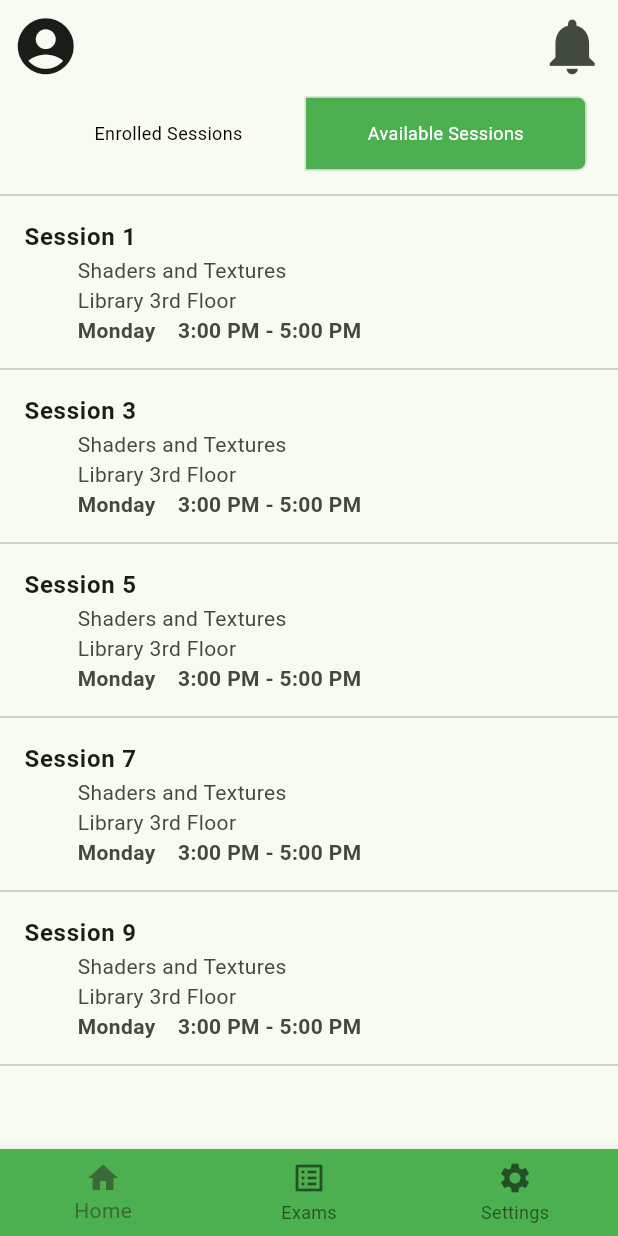
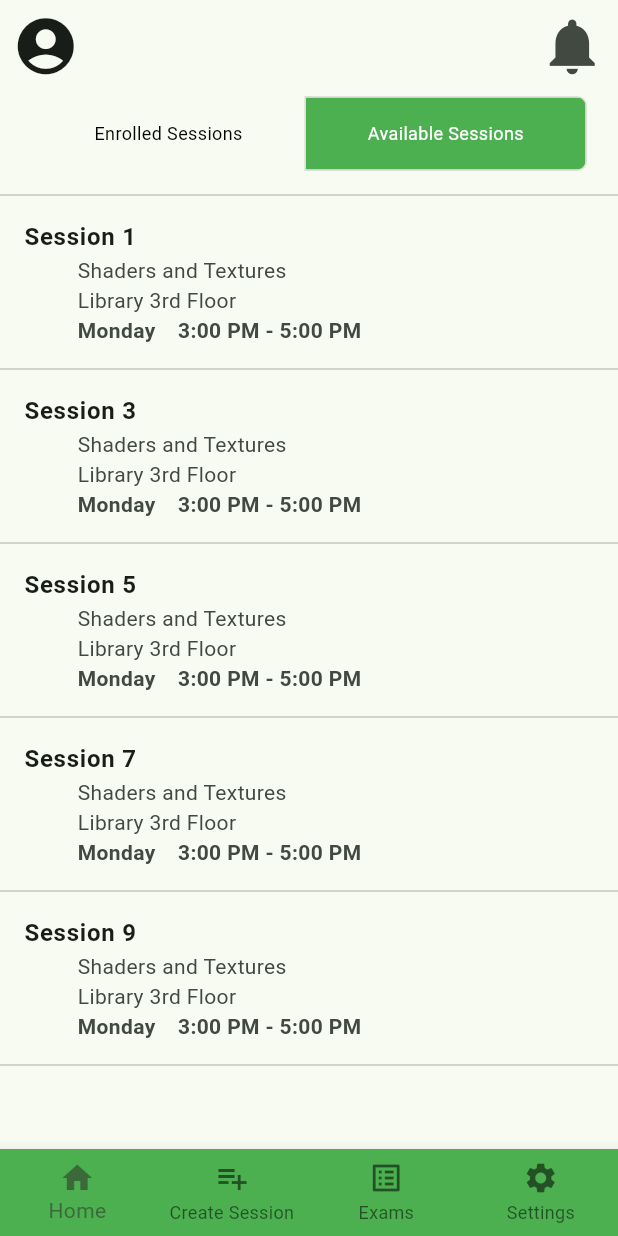
Before and after one commit to emanuxd11/StudySync-ESOF-feup, a Flutter app: the screen it shows once a user with an empty profile is signed in, after a tap on "Available Sessions", on a phone screen of 412 x 824 dp. Run offline on Flutter 3.47's test engine with Material 3 defaults, Android fonts, the phone set to English and light mode, and no system bars; our stand-ins replace firebase_auth, firebase_core, flutter_local_notifications, go_router, timezone; accounts and stored records are empty.

Commit message:
Update bottom bar with route to create session widget.

```diff
--- a/src/lib/models/common.dart
+++ b/src/lib/models/common.dart
@@ -28,15 +28,15 @@ class CommonScreen extends StatelessWidget {
             backgroundColor: Colors.green,
           ),
           BottomNavigationBarItem(
+            icon: Icon(Icons.playlist_add),
+            label: 'Create Session',
+            backgroundColor: Colors.green,
+          ),
+          BottomNavigationBarItem(
             icon: Icon(Icons.list_alt),
             label: 'Exams',
             backgroundColor: Colors.green,
           ),
-          /* BottomNavigationBarItem(
-            icon: Icon(Icons.playlist_add),
-            label: 'Sessions',
-            backgroundColor: Colors.green,
-          ), */
           BottomNavigationBarItem(
             icon: Icon(Icons.settings),
             label: 'Settings',
@@ -48,9 +48,14 @@ class CommonScreen extends StatelessWidget {
             case 0:
               context.go(HomePage.routeName);
             case 1:
+              Navigator.push(
+                context,
+                MaterialPageRoute(
+                  builder: (context) => const CreateSession()
+                )
+              );
+            case 2:
               context.go(ExamsScreen.fullPath);
-            /* case 2:
-              context.go(SessionsScreen.fullPath); */
             case 2: //3
               context.go(SettingsScreen.fullPath);
           }
--- a/src/lib/screens/sessions.dart
+++ b/src/lib/screens/sessions.dart
@@ -108,6 +108,7 @@ class _StudySessionListState extends State<StudySessionList> {
                         builder: (context) => const CreateSession()
                     )
                   ); */
+                // done :)
               }
             },
             children: [
```
